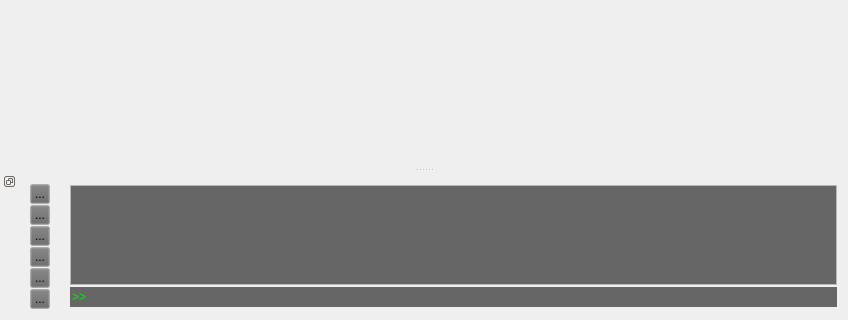
Old version of the form data/graphics/mainwindow.ui in the repository TUDelft-CNS-ATM/bluesky; both pictures show x 0 to 848 and y 315 to 635 of the 848 by 635 pixel window.
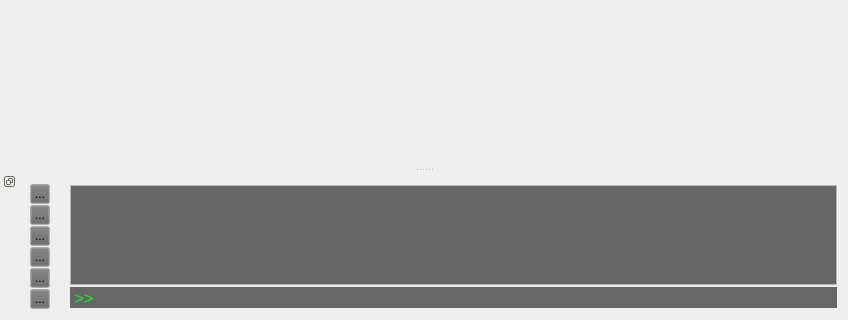
New version of the form.

```diff
--- a/data/graphics/mainwindow.ui
+++ b/data/graphics/mainwindow.ui
@@ -369,7 +369,13 @@
          </widget>
         </item>
         <item>
-         <widget class="QLineEdit" name="lineEdit">
+         <widget class="QTextEdit" name="lineEdit">
+          <property name="maximumSize">
+           <size>
+            <width>16777214</width>
+            <height>21</height>
+           </size>
+          </property>
           <property name="palette">
            <palette>
             <active>
@@ -377,7 +383,7 @@
               <brush brushstyle="SolidPattern">
                <color alpha="255">
                 <red>0</red>
-                <green>240</green>
+                <green>255</green>
                 <blue>0</blue>
                </color>
               </brush>
@@ -385,9 +391,9 @@
              <colorrole role="Base">
               <brush brushstyle="SolidPattern">
                <color alpha="255">
-                <red>102</red>
-                <green>102</green>
-                <blue>102</blue>
+                <red>103</red>
+                <green>103</green>
+                <blue>103</blue>
                </color>
               </brush>
              </colorrole>
@@ -397,7 +403,7 @@
               <brush brushstyle="SolidPattern">
                <color alpha="255">
                 <red>0</red>
-                <green>240</green>
+                <green>255</green>
                 <blue>0</blue>
                </color>
               </brush>
@@ -405,9 +411,9 @@
              <colorrole role="Base">
               <brush brushstyle="SolidPattern">
                <color alpha="255">
-                <red>102</red>
-                <green>102</green>
-                <blue>102</blue>
+                <red>103</red>
+                <green>103</green>
+                <blue>103</blue>
                </color>
               </brush>
              </colorrole>
@@ -434,17 +440,36 @@
             </disabled>
            </palette>
           </property>
-          <property name="text">
-           <string notr="true">&gt;&gt;</string>
+          <property name="cursor" stdset="0">
+           <cursorShape>IBeamCursor</cursorShape>
           </property>
-          <property name="frame">
+          <property name="autoFillBackground">
            <bool>false</bool>
           </property>
+          <property name="inputMethodHints">
+           <set>Qt::ImhNone</set>
+          </property>
+          <property name="frameShape">
+           <enum>QFrame::NoFrame</enum>
+          </property>
+          <property name="lineWidth">
+           <number>0</number>
+          </property>
+          <property name="verticalScrollBarPolicy">
+           <enum>Qt::ScrollBarAlwaysOff</enum>
+          </property>
+          <property name="horizontalScrollBarPolicy">
+           <enum>Qt::ScrollBarAlwaysOff</enum>
+          </property>
           <property name="readOnly">
-           <bool>false</bool>
+           <bool>true</bool>
           </property>
-          <property name="placeholderText">
-           <string/>
+          <property name="html">
+           <string>&lt;!DOCTYPE HTML PUBLIC &quot;-//W3C//DTD HTML 4.0//EN&quot; &quot;http://www.w3.org/TR/REC-html40/strict.dtd&quot;&gt;
+&lt;html&gt;&lt;head&gt;&lt;meta name=&quot;qrichtext&quot; content=&quot;1&quot; /&gt;&lt;style type=&quot;text/css&quot;&gt;
+p, li { white-space: pre-wrap; }
+&lt;/style&gt;&lt;/head&gt;&lt;body style=&quot; font-family:'.Helvetica Neue DeskInterface'; font-size:13pt; font-weight:400; font-style:normal;&quot;&gt;
+&lt;p style=&quot; margin-top:0px; margin-bottom:0px; margin-left:0px; margin-right:0px; -qt-block-indent:0; text-indent:0px;&quot;&gt;&amp;gt;&amp;gt;&lt;/p&gt;&lt;/body&gt;&lt;/html&gt;</string>
           </property>
          </widget>
         </item>
```
